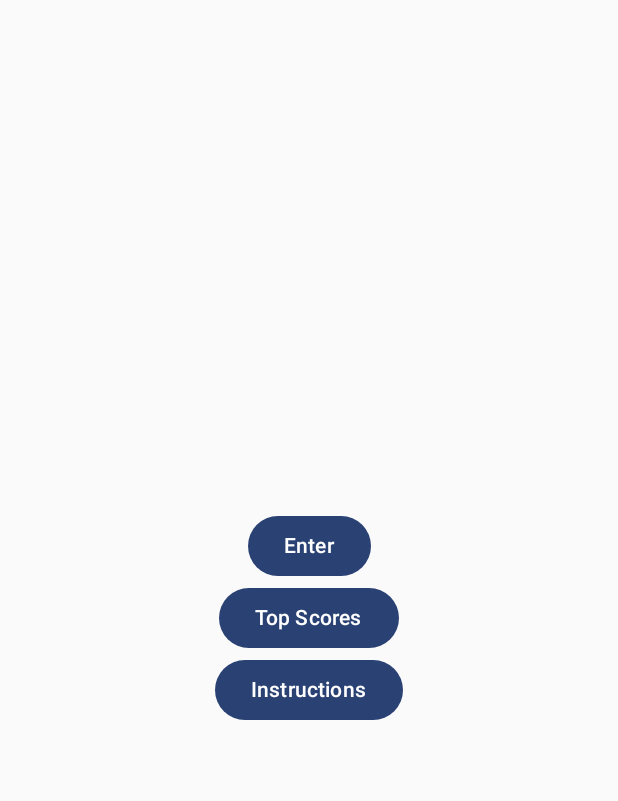
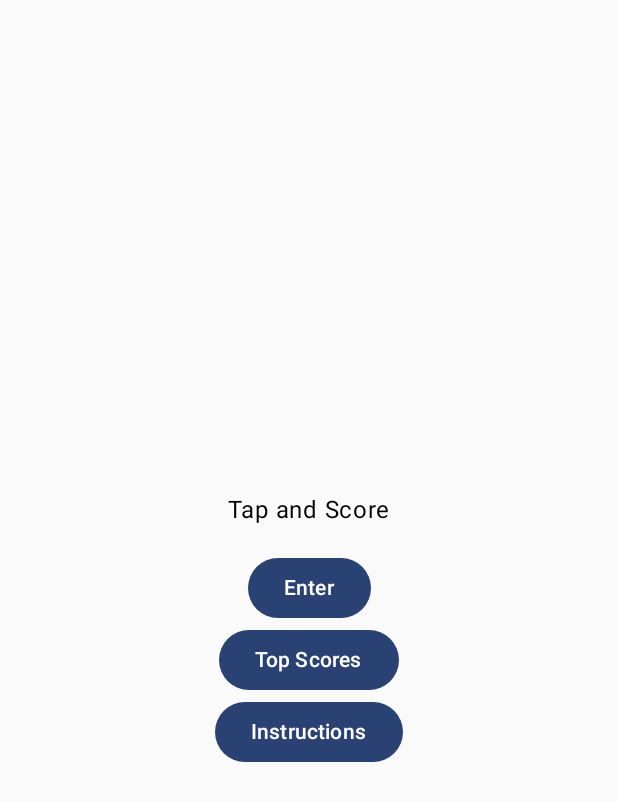
Before and after one commit to nouman-x-ahmad/TAP-N-SCORE, an Android app built with Jetpack Compose: the screen it shows after launch (MainActivity), on a phone screen of 412 x 824 dp. Shown: the top 801 px of the screen. Run offline under Robolectric (Android 15) with nearby library versions, the phone set to English and light mode, and no system bars.

Commit message:
images and fix

```diff
--- a/app/src/main/java/com/noumanahmad/tapandscore/MainActivity.kt
+++ b/app/src/main/java/com/noumanahmad/tapandscore/MainActivity.kt
@@ -66,6 +66,9 @@ fun MainScreen(navController: NavController) {
         verticalArrangement = Arrangement.Center,
         horizontalAlignment = Alignment.CenterHorizontally
     ) {
+        Text(text ="Tap and Score",
+            modifier = Modifier.padding(16.dp)
+        )
         Button(onClick = { navController.navigate(Screen.GameScreen.route) }) {
             Text("Enter")
         }
```
Also changed, not shown: 6 other files.
